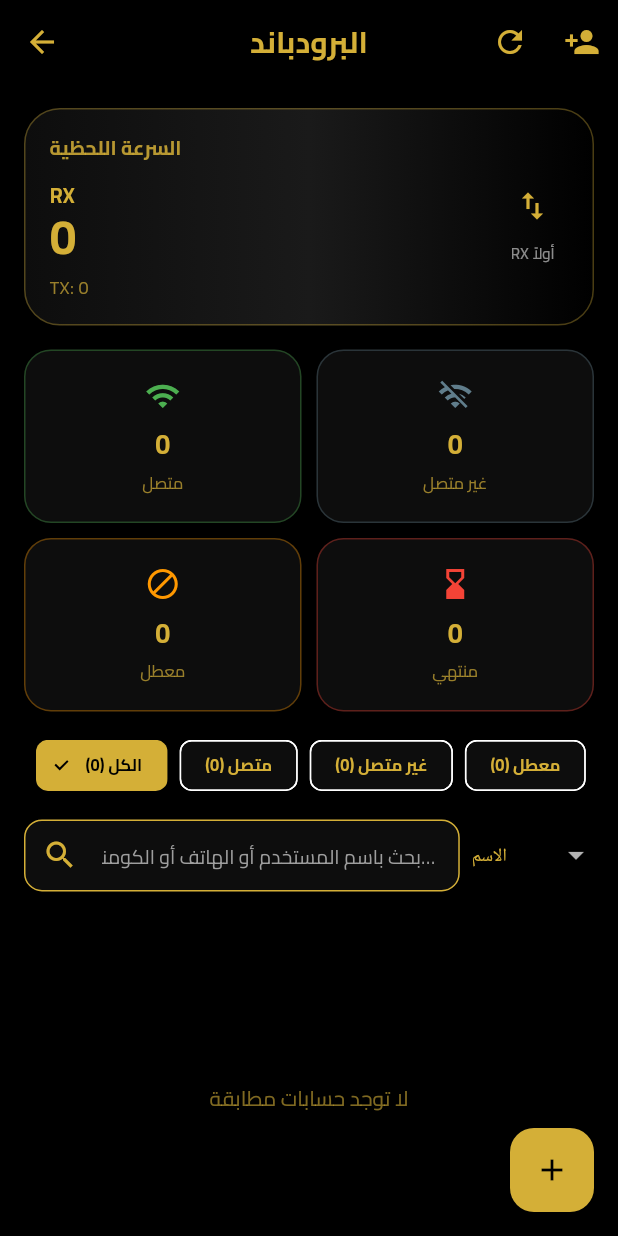
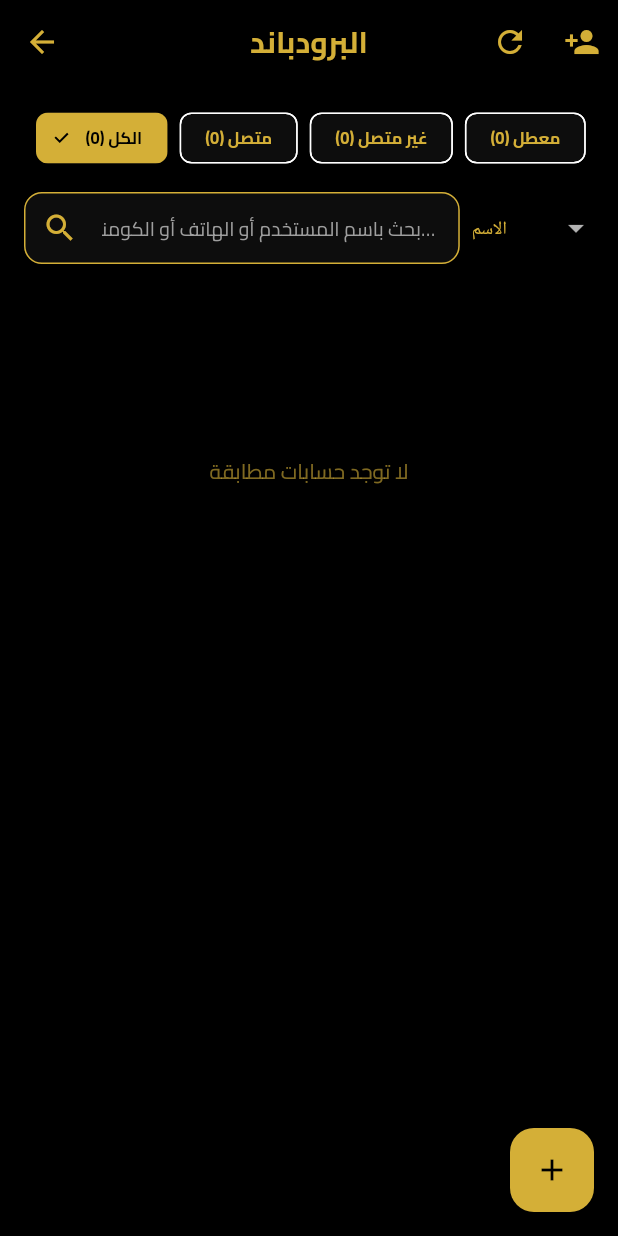
Before and after one commit to hmoodyking888-source/st.manager, a Flutter app: the PppActiveScreen screen opened directly with empty values, on a phone screen of 412 x 824 dp. Run offline on Flutter 3.47's test engine with Material 3 defaults, Android fonts, the phone set to English and light mode, and no system bars; our stand-ins replace cloud_firestore, cross_file, firebase_core, flutter_secure_storage, image_picker, pdf and 1 more; missing offline and left inert: routeros_api; accounts and stored records are empty.

Commit message:
Force update dsdsdsdsdsdss conflicts

```diff
--- a/lib/screens/ppp/ppp_active_screen.dart
+++ b/lib/screens/ppp/ppp_active_screen.dart
@@ -449,7 +449,7 @@ class _PppActiveScreenState extends State<PppActiveScreen> {
     }
   }
 
-  List<Map<String, dynamic>> get filtered {
+  List<Map<String, dynamic>> _buildAccounts() {
     final activeIndex = _buildActiveIndex(_active);
 
     final list = _secrets.map((secret) {
@@ -460,6 +460,7 @@ class _PppActiveScreenState extends State<PppActiveScreen> {
       final isDisabled = _isDisabled(secret);
       final isExpired = _isExpired(parsed.expiryDate);
       final isActive = activeEntry != null;
+
       final speedRx = sessionKey.isNotEmpty ? (_rxSpeeds[sessionKey] ?? 0) : 0;
       final speedTx = sessionKey.isNotEmpty ? (_txSpeeds[sessionKey] ?? 0) : 0;
 
@@ -492,7 +493,40 @@ class _PppActiveScreenState extends State<PppActiveScreen> {
       };
     }).toList();
 
-    List<Map<String, dynamic>> result = list;
+    switch (_sortBy) {
+      case 'status':
+        list.sort((a, b) => (a['status'] ?? '')
+            .toString()
+            .compareTo((b['status'] ?? '').toString()));
+        break;
+      case 'uptime':
+        list.sort((a, b) => (a['uptime'] ?? '')
+            .toString()
+            .compareTo((b['uptime'] ?? '').toString()));
+        break;
+      case 'usage':
+        list.sort((a, b) {
+          final aSpeed = (a['speed-mbps'] as double?) ?? 0;
+          final bSpeed = (b['speed-mbps'] as double?) ?? 0;
+          return bSpeed.compareTo(aSpeed);
+        });
+        break;
+      case 'profile':
+        list.sort((a, b) => (a['profile'] ?? '')
+            .toString()
+            .compareTo((b['profile'] ?? '').toString()));
+        break;
+      default:
+        list.sort((a, b) => (a['name'] ?? '')
+            .toString()
+            .compareTo((b['name'] ?? '').toString()));
+    }
+
+    return list;
+  }
+
+  List<Map<String, dynamic>> get filtered {
+    var result = _buildAccounts();
 
     switch (_filter) {
       case 'active':
@@ -524,35 +558,6 @@ class _PppActiveScreenState extends State<PppActiveScreen> {
         ].map((e) => e?.toString().toLowerCase() ?? '').join(' | ');
         return searchable.contains(q);
       }).toList();
-    }
-
-    switch (_sortBy) {
-      case 'status':
-        result.sort((a, b) => (a['status'] ?? '')
-            .toString()
-            .compareTo((b['status'] ?? '').toString()));
-        break;
-      case 'uptime':
-        result.sort((a, b) => (a['uptime'] ?? '')
-            .toString()
-            .compareTo((b['uptime'] ?? '').toString()));
-        break;
-      case 'usage':
-        result.sort((a, b) {
-          final aSpeed = (a['speed-mbps'] as double?) ?? 0;
-          final bSpeed = (b['speed-mbps'] as double?) ?? 0;
-          return bSpeed.compareTo(aSpeed);
-        });
-        break;
-      case 'profile':
-        result.sort((a, b) => (a['profile'] ?? '')
-            .toString()
-            .compareTo((b['profile'] ?? '').toString()));
-        break;
-      default:
-        result.sort((a, b) => (a['name'] ?? '')
-            .toString()
-            .compareTo((b['name'] ?? '').toString()));
     }
 
     return result;
@@ -760,145 +765,6 @@ class _PppActiveScreenState extends State<PppActiveScreen> {
     ).then((_) => _load());
   }
 
-  Widget _buildSummaryCard({
-    required String title,
-    required String value,
-    required IconData icon,
-    required Color color,
-  }) {
-    final onSurface = Theme.of(context).colorScheme.onSurface;
-
-    return Container(
-      padding: const EdgeInsets.all(14),
-      decoration: BoxDecoration(
-        color: Theme.of(context).cardColor,
-        borderRadius: BorderRadius.circular(18),
-        border: Border.all(color: color.withOpacity(0.35)),
-      ),
-      child: Column(
-        mainAxisAlignment: MainAxisAlignment.center,
-        children: [
-          Icon(icon, color: color),
-          const SizedBox(height: 8),
-          Text(
-            value,
-            style: TextStyle(
-              color: onSurface,
-              fontSize: 18,
-              fontWeight: FontWeight.bold,
-            ),
-          ),
-          const SizedBox(height: 4),
-          Text(
-            title,
-            textAlign: TextAlign.center,
-            style: TextStyle(
-              color: onSurface.withOpacity(0.7),
-              fontSize: 11,
-            ),
-          ),
-        ],
-      ),
-    );
-  }
-
-  Widget _buildSpeedOverview(List<Map<String, dynamic>> list) {
-    final activeItems = list.where((u) => u['status'] == 'active').toList();
-
-    final totalRx = activeItems.fold<double>(
-        0, (sum, item) => sum + ((item['rx-speed'] as double?) ?? 0));
-    final totalTx = activeItems.fold<double>(
-        0, (sum, item) => sum + ((item['tx-speed'] as double?) ?? 0));
-
-    final primaryLabel = _showRxFirst ? 'RX' : 'TX';
-    final primaryValue = _showRxFirst ? totalRx : totalTx;
-    final secondaryLabel = _showRxFirst ? 'TX' : 'RX';
-    final secondaryValue = _showRxFirst ? totalTx : totalRx;
-
-    return Container(
-      width: double.infinity,
-      padding: const EdgeInsets.all(16),
-      decoration: BoxDecoration(
-        gradient: LinearGradient(
-          colors: [
-            AppTheme.semiBlack,
-            AppTheme.darkGrey,
-            AppTheme.black,
-          ],
-        ),
-        borderRadius: BorderRadius.circular(24),
-        border: Border.all(color: AppTheme.gold.withOpacity(0.35)),
-      ),
-      child: Row(
-        children: [
-          Expanded(
-            child: Column(
-              crossAxisAlignment: CrossAxisAlignment.start,
-              children: [
-                Text(
-                  'السرعة اللحظية',
-                  style: TextStyle(
-                    color: Theme.of(context)
-                        .colorScheme
-                        .onSurface
-                        .withOpacity(0.85),
-                    fontSize: 13,
-                    fontWeight: FontWeight.w600,
-                  ),
-                ),
-                const SizedBox(height: 12),
-                Text(
-                  primaryLabel,
-                  style: const TextStyle(
-                    color: AppTheme.gold,
-                    fontSize: 14,
-                    fontWeight: FontWeight.bold,
-                  ),
-                ),
-                Text(
-                  _formatSpeed(primaryValue),
-                  style: TextStyle(
-                    color: Theme.of(context).colorScheme.onSurface,
-                    fontSize: 32,
-                    fontWeight: FontWeight.bold,
-                    height: 1.1,
-                  ),
-                ),
-                const SizedBox(height: 8),
-                Text(
-                  '$secondaryLabel: ${_formatSpeed(secondaryValue)}',
-                  style: TextStyle(
-                    color: Theme.of(context)
-                        .colorScheme
-                        .onSurface
-                        .withOpacity(0.7),
-                    fontSize: 12,
-                  ),
-                ),
-              ],
-            ),
-          ),
-          Column(
-            children: [
-              IconButton(
-                onPressed: () => setState(() => _showRxFirst = !_showRxFirst),
-                icon: const Icon(Icons.swap_vert, color: AppTheme.gold),
-                tooltip: 'عكس RX / TX',
-              ),
-              Text(
-                _showRxFirst ? 'RX أولاً' : 'TX أولاً',
-                style: const TextStyle(
-                  color: Colors.white54,
-                  fontSize: 10,
-                ),
-              ),
-            ],
-          ),
-        ],
-      ),
-    );
-  }
-
   Widget _buildSpeedBadge(double rxSpeed, double txSpeed) {
     final primaryLabel = _showRxFirst ? 'RX' : 'TX';
     final primaryValue = _showRxFirst ? rxSpeed : txSpeed;
@@ -906,7 +772,7 @@ class _PppActiveScreenState extends State<PppActiveScreen> {
     final secondaryValue = _showRxFirst ? txSpeed : rxSpeed;
 
     return Container(
-      width: 112,
+      width: 122,
       padding: const EdgeInsets.symmetric(horizontal: 10, vertical: 8),
       decoration: BoxDecoration(
         color: AppTheme.greenOnline.withOpacity(0.14),
@@ -916,7 +782,9 @@ class _PppActiveScreenState extends State<PppActiveScreen> {
           width: 1,
         ),
       ),
-      child: Column(
+      child: Stack(
+        children: [
+          Column(
             mainAxisSize: MainAxisSize.min,
             crossAxisAlignment: CrossAxisAlignment.start,
             children: [
@@ -932,16 +800,40 @@ class _PppActiveScreenState extends State<PppActiveScreen> {
                 _formatSpeed(primaryValue),
                 style: const TextStyle(
                   color: Colors.white,
-              fontSize: 13,
+                  fontSize: 14,
                   fontWeight: FontWeight.bold,
                 ),
               ),
-          const SizedBox(height: 3),
+              const SizedBox(height: 4),
               Text(
                 '$secondaryLabel: ${_formatSpeed(secondaryValue)}',
                 style: const TextStyle(
                   color: Colors.white70,
                   fontSize: 9,
+                ),
+              ),
+            ],
+          ),
+          Positioned(
+            top: -6,
+            right: -6,
+            child: InkWell(
+              borderRadius: BorderRadius.circular(999),
+              onTap: () => setState(() => _showRxFirst = !_showRxFirst),
+              child: Container(
+                width: 24,
+                height: 24,
+                decoration: BoxDecoration(
+                  color: Colors.black.withOpacity(0.2),
+                  shape: BoxShape.circle,
+                  border: Border.all(color: Colors.white24),
+                ),
+                child: const Icon(
+                  Icons.swap_vert,
+                  size: 14,
+                  color: Colors.white,
+                ),
+              ),
             ),
           ),
         ],
@@ -1093,7 +985,7 @@ class _PppActiveScreenState extends State<PppActiveScreen> {
               const SizedBox(height: 12),
               _buildInfoLine(
                 'السرعة اللحظية',
-                isActive ? '${_formatSpeed(totalSpeed)}' : '0',
+                isActive ? _formatSpeed(totalSpeed) : '0',
               ),
               if (phone.isNotEmpty) _buildInfoLine('الهاتف', phone),
               if (expiryLabel.isNotEmpty)
@@ -1144,11 +1036,13 @@ class _PppActiveScreenState extends State<PppActiveScreen> {
   }
 
   Widget _buildFilters() {
-    final all = _secrets.length;
-    final active = _secrets.where((u) => u['status'] == 'active').length;
-    final offline = _secrets.where((u) => u['status'] == 'offline').length;
-    final disabled = _secrets.where((u) => u['status'] == 'disabled').length;
-    final expired = _secrets.where((u) => u['status'] == 'expired').length;
+    final accounts = _buildAccounts();
+
+    final all = accounts.length;
+    final active = _countStatus(accounts, 'active');
+    final offline = _countStatus(accounts, 'offline');
+    final disabled = _countStatus(accounts, 'disabled');
+    final expired = _countStatus(accounts, 'expired');
 
     final chips = [
       ('all', 'الكل', all),
@@ -1209,47 +1103,6 @@ class _PppActiveScreenState extends State<PppActiveScreen> {
       body: Column(
         children: [
           if (_loading) const LinearProgressIndicator(color: AppTheme.gold),
-          Padding(
-            padding: const EdgeInsets.all(16),
-            child: _buildSpeedOverview(filteredList),
-          ),
-          Padding(
-            padding: const EdgeInsets.symmetric(horizontal: 16),
-            child: GridView.count(
-              crossAxisCount: 2,
-              shrinkWrap: true,
-              physics: const NeverScrollableScrollPhysics(),
-              mainAxisSpacing: 10,
-              crossAxisSpacing: 10,
-              childAspectRatio: 1.6,
-              children: [
-                _buildSummaryCard(
-                  title: 'متصل',
-                  value: '${_countStatus(_secrets, 'active')}',
-                  icon: Icons.wifi,
-                  color: AppTheme.greenOnline,
-                ),
-                _buildSummaryCard(
-                  title: 'غير متصل',
-                  value: '${_countStatus(_secrets, 'offline')}',
-                  icon: Icons.wifi_off,
-                  color: Colors.blueGrey,
-                ),
-                _buildSummaryCard(
-                  title: 'معطل',
-                  value: '${_countStatus(_secrets, 'disabled')}',
-                  icon: Icons.block,
-                  color: Colors.orange,
-                ),
-                _buildSummaryCard(
-                  title: 'منتهي',
-                  value: '${_countStatus(_secrets, 'expired')}',
-                  icon: Icons.hourglass_bottom,
-                  color: AppTheme.redOffline,
-                ),
-              ],
-            ),
-          ),
           const SizedBox(height: 12),
           Padding(
             padding: const EdgeInsets.symmetric(horizontal: 16),
```
Lines whose indentation alone changed are shown as unchanged.
